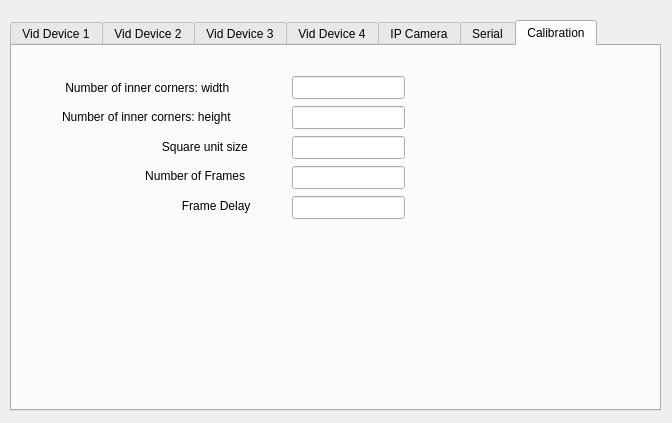
First picture: the form in 3D_scanner/configwindow.ui, repository Agent5/3D-scanner, before the edit.
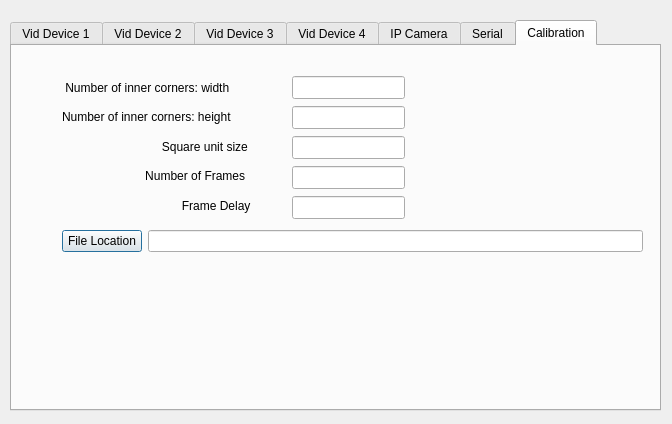
Second picture: the form after the edit. The open tabs and pages were chosen to show the change.

Diff of the .ui file:
```diff
--- a/3D_scanner/configwindow.ui
+++ b/3D_scanner/configwindow.ui
@@ -7,7 +7,7 @@
     <x>0</x>
     <y>0</y>
     <width>672</width>
-    <height>423</height>
+    <height>424</height>
    </rect>
   </property>
   <property name="windowTitle">
@@ -1431,6 +1431,28 @@
       </item>
      </layout>
     </widget>
+    <widget class="QWidget" name="">
+     <property name="geometry">
+      <rect>
+       <x>50</x>
+       <y>180</y>
+       <width>581</width>
+       <height>31</height>
+      </rect>
+     </property>
+     <layout class="QHBoxLayout" name="horizontalLayout">
+      <item>
+       <widget class="QPushButton" name="FileSave">
+        <property name="text">
+         <string>File Location</string>
+        </property>
+       </widget>
+      </item>
+      <item>
+       <widget class="QLineEdit" name="fileSaveLocation"/>
+      </item>
+     </layout>
+    </widget>
    </widget>
   </widget>
  </widget>
```
Left out of the diff: 4 changed lines with no effect on the pictures.
